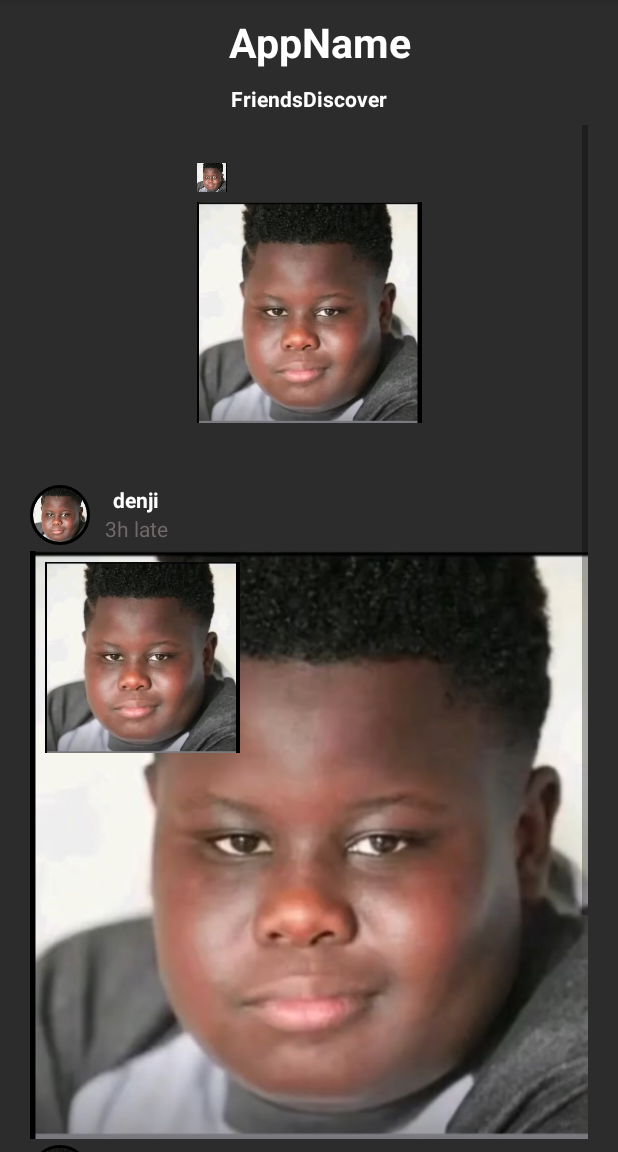
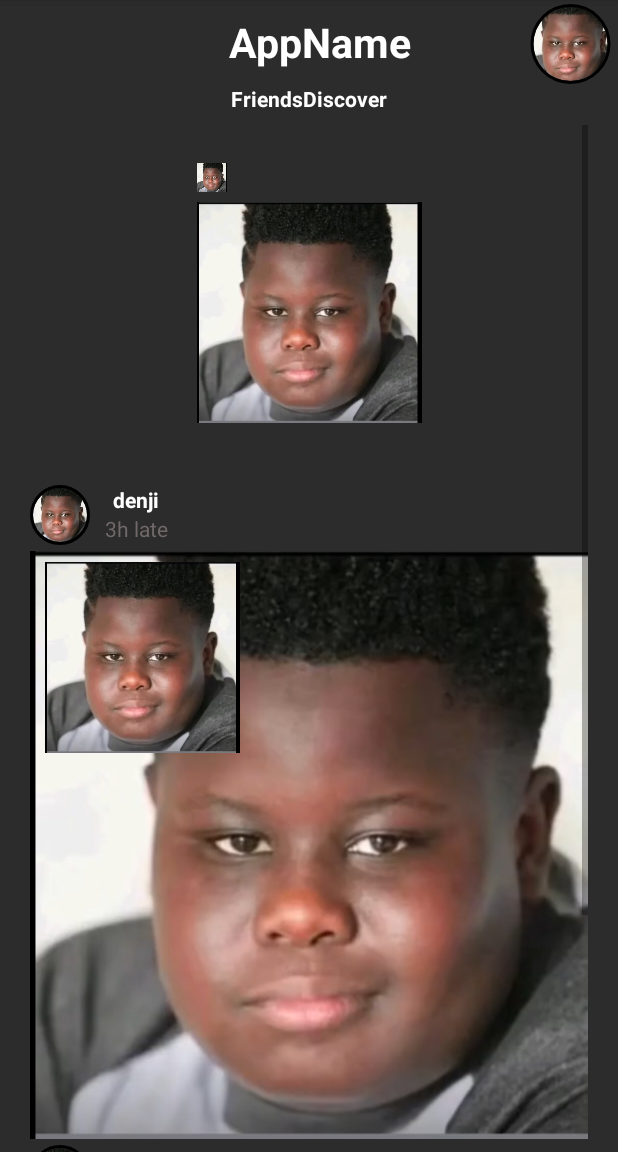
Before and after one commit to badr4y/Mobile-Project, an Android app: the MainfeedActivity screen opened directly, with no data from a screen before it, on a phone screen of 412 x 824 dp, the part 84-1236 px from its top. Run offline under Robolectric (Android 15) with nearby library versions, the phone set to English and light mode, and no system bars; our stand-ins replace CircleImageView.

Commit message:
updates in the activities

```diff
--- a/app/src/main/java/com/example/mobileproject/MainfeedActivity.java
+++ b/app/src/main/java/com/example/mobileproject/MainfeedActivity.java
@@ -1,6 +1,8 @@
 package com.example.mobileproject;
 
+import android.content.Intent;
 import android.os.Bundle;
+import android.view.View;
 
 import androidx.appcompat.app.AppCompatActivity;
 
@@ -12,4 +14,9 @@ public class MainfeedActivity extends AppCompatActivity {
         setContentView(R.layout.mainfeed_activity);
     }
 
+    public void profileLink(View view) {
+        Intent Profile = new Intent(this, ProfileActivity.class);
+        startActivity(Profile);
+    }
+
 }
--- a/app/src/main/res/layout/mainfeed_activity.xml
+++ b/app/src/main/res/layout/mainfeed_activity.xml
@@ -1,22 +1,41 @@
 <?xml version="1.0" encoding="utf-8"?>
 <androidx.constraintlayout.widget.ConstraintLayout xmlns:android="http://schemas.android.com/apk/res/android"
     xmlns:app="http://schemas.android.com/apk/res-auto"
+    xmlns:tools="http://schemas.android.com/tools"
     android:layout_width="match_parent"
     android:layout_height="match_parent"
-    xmlns:tools="http://schemas.android.com/tools"
-    tools:context=".MainfeedActivity"
-    android:background="#2c2c2c">
+    android:background="#2c2c2c"
+    tools:context=".MainfeedActivity">
 
     <include
         android:id="@+id/main_toolbar"
         layout="@layout/toolbar" />
 
+    <de.hdodenhof.circleimageview.CircleImageView
+        android:id="@+id/profilelink"
+        android:layout_width="63dp"
+        android:layout_height="53dp"
+        android:layout_alignParentStart="true"
+        android:layout_alignParentEnd="true"
+        android:layout_alignParentBottom="true"
+        android:src="@drawable/profile"
+        app:civ_border_color="#FF000000"
+        app:civ_border_width="2dp"
+        app:layout_constraintBottom_toBottomOf="@+id/main_toolbar"
+        app:layout_constraintEnd_toEndOf="@+id/main_toolbar"
+        app:layout_constraintTop_toBottomOf="@id/self_post"
+        tools:ignore="MissingConstraints,NotSibling"
+        android:clickable="true"
+        android:onClick="profileLink"
+        />
+
     <RelativeLayout
+        android:id="@+id/toolbar2nd"
         android:layout_width="match_parent"
         android:layout_height="27dp"
-        app:layout_constraintTop_toBottomOf="@+id/main_toolbar"
         android:background="#2c2c2c"
-        android:id="@+id/toolbar2nd">
+        app:layout_constraintTop_toBottomOf="@+id/main_toolbar">
+
         <LinearLayout
             android:layout_width="wrap_content"
             android:layout_height="wrap_content"
@@ -35,39 +54,42 @@
                 android:layout_height="wrap_content"
                 android:text="@string/discover"
                 android:textColor="@color/white"
-                android:textStyle="bold"/>
+                android:textStyle="bold" />
         </LinearLayout>
     </RelativeLayout>
 
     <ScrollView
         android:layout_width="match_parent"
         android:layout_height="wrap_content"
+        android:paddingLeft="20dp"
+        android:paddingRight="20dp"
         app:layout_constraintTop_toBottomOf="@id/toolbar2nd"
-        tools:layout_editor_absoluteX="0dp"
-        android:paddingLeft="20dp"
-        android:paddingRight="20dp">
+        tools:layout_editor_absoluteX="0dp">
+
         <androidx.constraintlayout.widget.ConstraintLayout
+            android:id="@+id/self_layout"
             android:layout_width="match_parent"
             android:layout_height="wrap_content"
-            android:paddingTop="10dp"
-            android:id="@+id/self_layout">
+            android:paddingTop="10dp">
+
             <ImageView
                 android:id="@+id/self_post"
                 android:layout_width="150dp"
                 android:layout_height="230dp"
+                android:contentDescription="@string/todo"
                 android:src="@drawable/profile"
                 app:layout_constraintEnd_toEndOf="parent"
                 app:layout_constraintStart_toStartOf="parent"
-                tools:ignore="MissingConstraints"
-                android:contentDescription="@string/todo" />
+                tools:ignore="MissingConstraints" />
+
             <ImageView
                 android:id="@+id/self_post2"
                 android:layout_width="20dp"
                 android:layout_height="50dp"
+                android:contentDescription="@string/todo"
                 android:src="@drawable/profile"
                 app:layout_constraintStart_toStartOf="@id/self_post"
-                tools:ignore="MissingConstraints"
-                android:contentDescription="@string/todo" />
+                tools:ignore="MissingConstraints" />
 
             <de.hdodenhof.circleimageview.CircleImageView
                 android:id="@+id/profile_image"
@@ -84,44 +106,47 @@
                 app:civ_border_width="2dp"
                 app:layout_constraintTop_toBottomOf="@id/self_post"
                 tools:ignore="MissingConstraints,NotSibling" />
+
             <TextView
                 android:id="@+id/username"
                 android:layout_width="wrap_content"
                 android:layout_height="wrap_content"
+                android:paddingStart="15dp"
                 android:text="@string/denji"
+                android:textColor="@color/white"
+                android:textStyle="bold"
                 app:layout_constraintLeft_toRightOf="@id/profile_image"
                 app:layout_constraintTop_toTopOf="@id/profile_image"
-                android:textColor="@color/white"
-                android:textStyle="bold"
-                android:paddingStart="15dp"
-                tools:ignore="MissingConstraints,RtlSymmetry">
-            </TextView>
+                tools:ignore="MissingConstraints,RtlSymmetry"></TextView>
+
             <TextView
                 android:layout_width="wrap_content"
                 android:layout_height="wrap_content"
+                android:paddingStart="10dp"
                 android:text="@string/_3h_late"
                 android:textColor="@color/light_grey"
+                app:layout_constraintLeft_toRightOf="@id/profile_image"
                 app:layout_constraintTop_toBottomOf="@id/username"
-                app:layout_constraintLeft_toRightOf="@id/profile_image"
-                android:paddingStart="10dp"
                 tools:ignore="RtlSymmetry" />
+
             <ImageView
                 android:id="@+id/post"
                 android:layout_width="400dp"
                 android:layout_height="400dp"
+                android:contentDescription="@string/todo"
                 android:src="@drawable/profile"
                 app:layout_constraintTop_toBottomOf="@id/profile_image"
-                tools:ignore="MissingConstraints"
-                android:contentDescription="@string/todo" />
+                tools:ignore="MissingConstraints" />
+
             <ImageView
                 android:layout_width="150dp"
                 android:layout_height="150dp"
+                android:contentDescription="@string/todo"
+                android:paddingLeft="10dp"
+                android:paddingRight="10dp"
                 android:src="@drawable/profile"
                 app:layout_constraintTop_toTopOf="@id/post"
-                android:paddingLeft="10dp"
-                android:paddingRight="10dp"
-                tools:ignore="MissingConstraints"
-                android:contentDescription="@string/todo" />
+                tools:ignore="MissingConstraints" />
 
             <de.hdodenhof.circleimageview.CircleImageView
                 android:id="@+id/profile_image2"
@@ -138,48 +163,49 @@
                 app:civ_border_width="2dp"
                 app:layout_constraintTop_toBottomOf="@id/post"
                 tools:ignore="MissingConstraints,NotSibling" />
+
             <TextView
                 android:id="@+id/username2"
                 android:layout_width="wrap_content"
                 android:layout_height="wrap_content"
+                android:paddingStart="15dp"
                 android:text="@string/denji"
+                android:textColor="@color/white"
+                android:textStyle="bold"
                 app:layout_constraintLeft_toRightOf="@id/profile_image2"
                 app:layout_constraintTop_toTopOf="@id/profile_image2"
-                android:textColor="@color/white"
-                android:textStyle="bold"
-                android:paddingStart="15dp"
-                tools:ignore="MissingConstraints,RtlSymmetry">
-            </TextView>
+                tools:ignore="MissingConstraints,RtlSymmetry"></TextView>
+
             <TextView
                 android:layout_width="wrap_content"
                 android:layout_height="wrap_content"
+                android:paddingStart="10dp"
                 android:text="@string/_3h_late"
                 android:textColor="@color/light_grey"
+                app:layout_constraintLeft_toRightOf="@id/profile_image2"
                 app:layout_constraintTop_toBottomOf="@id/username2"
-                app:layout_constraintLeft_toRightOf="@id/profile_image2"
-                android:paddingStart="10dp"
                 tools:ignore="RtlSymmetry" />
+
             <ImageView
                 android:id="@+id/post2"
                 android:layout_width="400dp"
                 android:layout_height="400dp"
+                android:contentDescription="@string/todo"
                 android:src="@drawable/profile"
                 app:layout_constraintTop_toBottomOf="@id/profile_image2"
-                tools:ignore="MissingConstraints"
-                android:contentDescription="@string/todo" />
+                tools:ignore="MissingConstraints" />
+
             <ImageView
                 android:layout_width="150dp"
                 android:layout_height="150dp"
+                android:contentDescription="@string/todo"
+                android:paddingLeft="10dp"
+                android:paddingRight="10dp"
                 android:src="@drawable/profile"
                 app:layout_constraintTop_toTopOf="@id/post2"
-                android:paddingLeft="10dp"
-                android:paddingRight="10dp"
-                tools:ignore="MissingConstraints"
-                android:contentDescription="@string/todo" />
+                tools:ignore="MissingConstraints" />
 
         </androidx.constraintlayout.widget.ConstraintLayout>
-
-
 
 
     </ScrollView>
```
